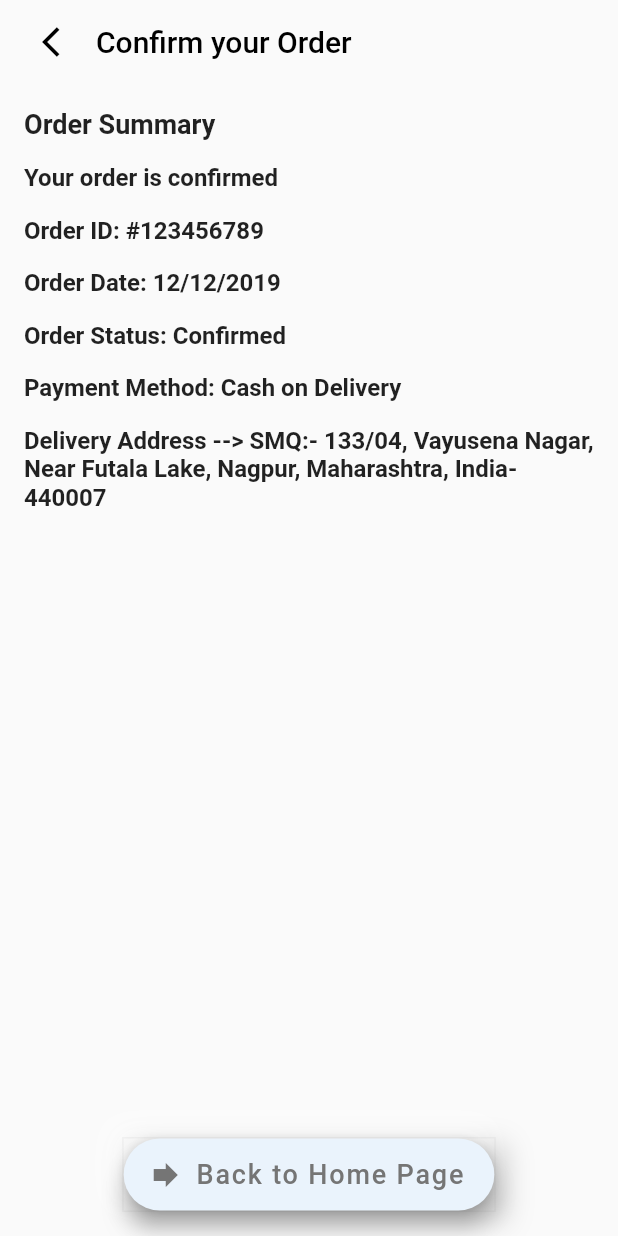
After one commit to ghoshnilotpal8/E_Com, a Flutter app: the Confirmation screen opened directly, on a phone screen of 412 x 824 dp. The commit adds this screen. Run offline on Flutter 3.47's test engine with Material 2 defaults, Android fonts, the phone set to English and light mode, and no system bars; our stand-ins replace flutter_screenutil, flutter_svg, google_fonts; missing offline and left inert: vrouter.

Commit message:
Order Confirmation Page

```diff
--- a/lib/main.dart
+++ b/lib/main.dart
@@ -1,6 +1,7 @@
 import 'package:e_com/constants/constants.dart';
 import 'package:e_com/screens/cartScreen.dart';
 import 'package:e_com/screens/chekout.dart';
+import 'package:e_com/screens/confirmation.dart';
 import 'package:e_com/screens/dashboard.dart';
 import 'package:e_com/screens/detailsPage.dart';
 import 'package:e_com/screens/itemsPage.dart';
@@ -38,6 +39,9 @@ class MyApp extends StatelessWidget {
                 VWidget(
                   path: '/payment',
                   widget: Payment(),
+                  stackedRoutes: [
+                    VWidget(path: '/confirm', widget: Confirmation()),
+                  ],
                 ),
               ]),
             ]),
--- /dev/null
+++ b/lib/screens/confirmation.dart
@@ -0,0 +1,102 @@
+import 'package:e_com/constants/constants.dart';
+import 'package:flutter/material.dart';
+import 'package:vrouter/vrouter.dart';
+
+class Confirmation extends StatefulWidget {
+  const Confirmation({Key? key}) : super(key: key);
+
+  @override
+  State<Confirmation> createState() => _ConfirmationState();
+}
+
+class _ConfirmationState extends State<Confirmation> {
+  @override
+  Widget build(BuildContext context) {
+    return Scaffold(
+      appBar: AppBar(
+        backgroundColor: Colors.transparent,
+        elevation: 0,
+        automaticallyImplyLeading: false,
+        title: Row(
+          children: [
+            IconButton(
+              onPressed: () {
+                context.vRouter.pop();
+              },
+              icon: Icon(
+                Icons.arrow_back_ios,
+                color: Colors.black,
+              ),
+            ),
+            Text(
+              'Confirm your Order',
+              style: TextStyle(color: Colors.black),
+            )
+          ],
+        ),
+      ),
+      body: ListView(
+        children: [
+          Container(
+            padding: EdgeInsets.all(16),
+            child: Column(
+              crossAxisAlignment: CrossAxisAlignment.start,
+              children: [
+                Text(
+                  'Order Summary',
+                  style: TextStyle(fontSize: 18, fontWeight: FontWeight.bold),
+                ),
+                SizedBox(height: 16),
+                Text(
+                  'Your order is confirmed',
+                  style: TextStyle(fontSize: 16, fontWeight: FontWeight.bold),
+                ),
+                SizedBox(height: 16),
+                Text(
+                  'Order ID: #123456789',
+                  style: TextStyle(fontSize: 16, fontWeight: FontWeight.bold),
+                ),
+                SizedBox(height: 16),
+                Text(
+                  'Order Date: 12/12/2019',
+                  style: TextStyle(fontSize: 16, fontWeight: FontWeight.bold),
+                ),
+                SizedBox(height: 16),
+                Text(
+                  'Order Status: Confirmed',
+                  style: TextStyle(fontSize: 16, fontWeight: FontWeight.bold),
+                ),
+                SizedBox(height: 16),
+                Text(
+                  'Payment Method: ' + payment[paymentMethodSelected],
+                  style: TextStyle(fontSize: 16, fontWeight: FontWeight.bold),
+                ),
+                SizedBox(height: 16),
+                Text(
+                  'Delivery Address --> ' + address[addressSelected],
+                  style: TextStyle(fontSize: 16, fontWeight: FontWeight.bold),
+                )
+              ],
+            ),
+          ),
+        ],
+      ),
+      floatingActionButton: Container(
+        decoration: fabDecoration,
+        child: FloatingActionButton.extended(
+          label: Text(
+            'Back to Home Page',
+            style: TextStyle(color: Colors.grey.shade600, fontSize: 18),
+          ),
+          backgroundColor: kBackgroundColor,
+          icon: Icon(Icons.forward, color: Colors.grey.shade600),
+          onPressed: () {
+            cart.clear();
+            context.vRouter.to('/dashboard');
+          },
+        ),
+      ),
+      floatingActionButtonLocation: FloatingActionButtonLocation.centerFloat,
+    );
+  }
+}
--- a/lib/screens/payment.dart
+++ b/lib/screens/payment.dart
@@ -12,7 +12,6 @@ class Payment extends StatefulWidget {
 
 class _PaymentState extends State<Payment> {
   int selectedIndex = 0;
-  bool _customTileExpanded = false;
 
   @override
   Widget build(BuildContext context) {
@@ -91,7 +90,7 @@ class _PaymentState extends State<Payment> {
                           )
                       ],
                       onExpansionChanged: (bool expanded) {
-                        setState(() => _customTileExpanded = expanded);
+                        //setState(() => _customTileExpanded = expanded);
                       },
                     ),
                   ),
@@ -114,12 +113,13 @@ class _PaymentState extends State<Payment> {
         child: FloatingActionButton.extended(
           label: Text(
             'Checkout',
-            style: TextStyle(color: Colors.grey.shade600),
+            style: TextStyle(color: Colors.grey.shade600, fontSize: 20),
           ),
           backgroundColor: kBackgroundColor,
-          icon: Icon(Icons.payment, color: Colors.grey.shade600),
-          onPressed: () {},
-          heroTag: null,
+          icon: Icon(Icons.forward, color: Colors.grey.shade600),
+          onPressed: () {
+            context.vRouter.to('/confirm');
+          },
         ),
       ),
       floatingActionButtonLocation: FloatingActionButtonLocation.centerFloat,
```
